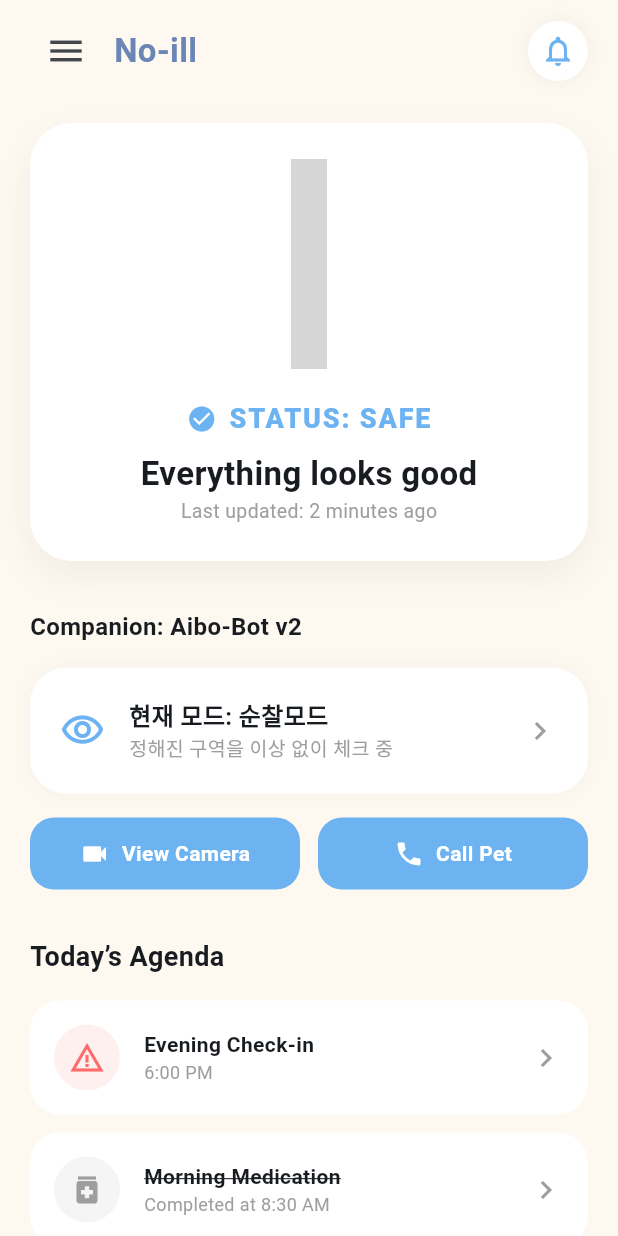
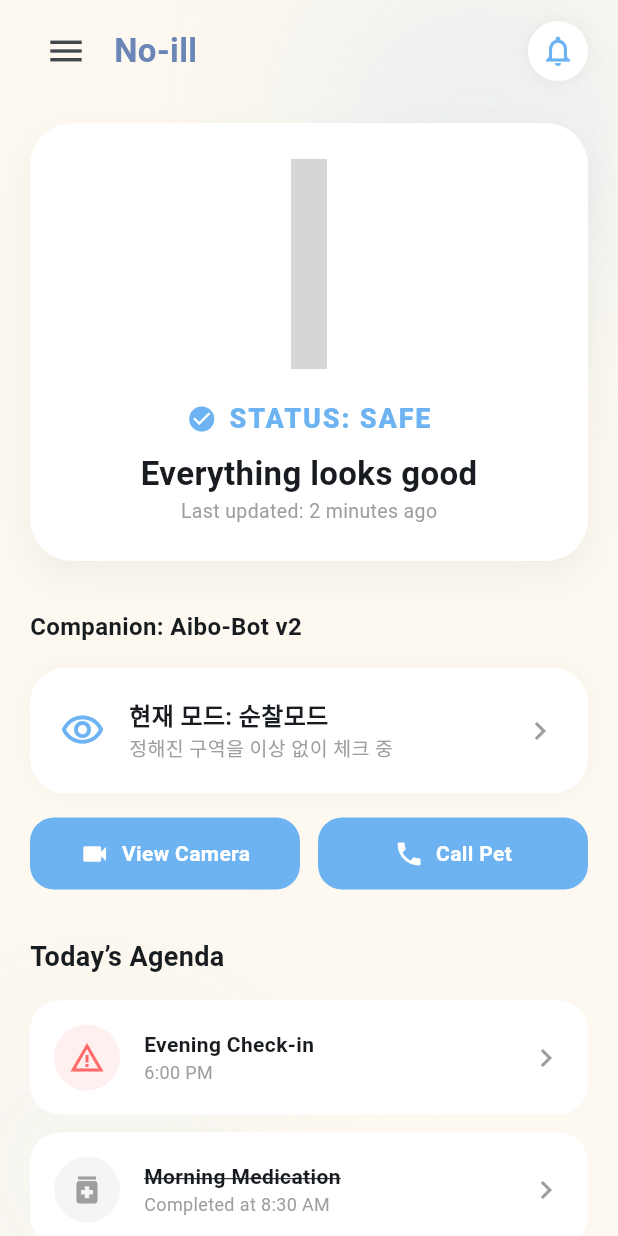
Before and after one commit to 1227wano/No-ill, a Flutter app: the HomeScreen widget shown alone on an empty page, opened directly, on a phone screen of 412 x 824 dp. Run offline on Flutter 3.47's test engine with Material 3 defaults, Android fonts, the light colour scheme and no system bars; our stand-ins replace dio, firebase_core, firebase_messaging, flutter_dotenv, flutter_riverpod, flutter_secure_storage; accounts and stored records are empty; Roboto replaces fonts that are missing (Pretendard); grey boxes are pictures that could not be loaded.

Commit message:
style: 배경 그래디언트 재통일

```diff
--- a/noill_app/lib/core/network/api_constants.dart
+++ b/noill_app/lib/core/network/api_constants.dart
@@ -5,7 +5,7 @@ class ApiConstants {
   // 💡 이제 직접 주소를 적지 않고 안전하게 가져옵니다.
   static String get baseUrl => dotenv.env['BASE_URL'] ?? 'https://fallback.url';
 
-  static const String login = '/auth/login';
-  static const String signup = '/auth/signup';
-  static const String logout = '/auth/logout';
+  static const String login = '/api/auth/login';
+  static const String signup = '/api/auth/signup';
+  static const String logout = '/api/auth/logout';
 }
--- a/noill_app/lib/screens/auth/login_screen.dart
+++ b/noill_app/lib/screens/auth/login_screen.dart
@@ -130,7 +130,7 @@ class _LoginScreenState extends ConsumerState<LoginScreen> {
 
     if (success && mounted) {
       // 로그인 성공 시 홈 화면으로 이동 (스택 제거)
-      Navigator.pushNamedAndRemoveUntil(context, '/home', (route) => false);
+      Navigator.pushNamedAndRemoveUntil(context, '/main', (route) => false);
     } else if (mounted) {
       _showSnackBar("로그인 실패: 정보를 다시 확인해 주세요.");
     }
--- a/noill_app/lib/screens/auth/splash_screen.dart
+++ b/noill_app/lib/screens/auth/splash_screen.dart
@@ -3,6 +3,7 @@
 import 'package:flutter/material.dart';
 import 'package:flutter_riverpod/flutter_riverpod.dart';
 import 'package:flutter_secure_storage/flutter_secure_storage.dart';
+import 'package:noill_app/screens/main_screen.dart';
 import 'package:noill_app/widgets/atoms/gradient_background.dart';
 import '../../core/constants/color_constants.dart';
 import 'login_screen.dart';
@@ -36,7 +37,7 @@ class _SplashScreenState extends ConsumerState<SplashScreen> {
       // 💡 토큰 있으면 바로 홈으로!
       Navigator.pushReplacement(
         context,
-        MaterialPageRoute(builder: (_) => const HomeScreen()),
+        MaterialPageRoute(builder: (_) => const MainScreen()),
       );
     } else {
       // 💡 없으면 로그인 화면으로!
--- a/noill_app/lib/screens/home/home_screen.dart
+++ b/noill_app/lib/screens/home/home_screen.dart
@@ -4,6 +4,7 @@ import 'package:flutter/material.dart';
 import 'package:flutter_riverpod/flutter_riverpod.dart';
 
 import '../../core/constants/color_constants.dart';
+import '../../widgets/atoms/light_diffusion_background.dart';
 
 class HomeScreen extends ConsumerWidget {
   const HomeScreen({super.key});
@@ -12,7 +13,10 @@ class HomeScreen extends ConsumerWidget {
   Widget build(BuildContext context, WidgetRef ref) {
     // Return only the page content so `MainScreen`'s Scaffold
     // (which provides the Drawer and BottomNavigationBar) can host it.
-    return SafeArea(
+    return LightDiffusionBackground(
+      child: Container(
+        color: Colors.transparent,
+        child: SafeArea(
           bottom: false,
           child: SingleChildScrollView(
             padding: const EdgeInsets.fromLTRB(20, 10, 20, 120), // 내비바 공간 확보
@@ -27,6 +31,8 @@ class HomeScreen extends ConsumerWidget {
                 const SizedBox(height: 32),
                 _buildAgendaSection(), // 오늘의 일정
               ],
+            ),
+          ),
         ),
       ),
     );
--- a/noill_app/lib/services/auth_service.dart
+++ b/noill_app/lib/services/auth_service.dart
@@ -7,7 +7,7 @@ class AuthService {
   final Dio _dio = Dio(
     BaseOptions(
       baseUrl: ApiConstants.baseUrl,
-      connectTimeout: const Duration(seconds: 5),
+      connectTimeout: const Duration(seconds: 2),
       receiveTimeout: const Duration(seconds: 3),
     ),
   );
```
Also changed, not shown: noill_app/lib/services/fcm_service.dart (+4 -3 lines). Lines whose indentation alone changed are shown as unchanged.
